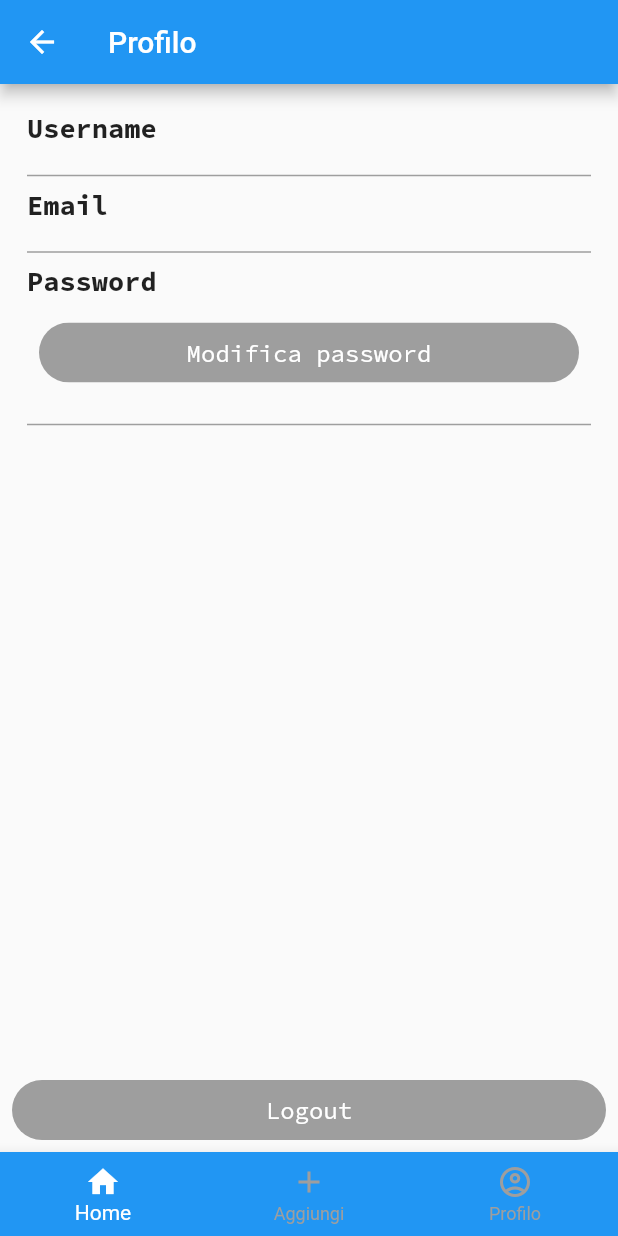
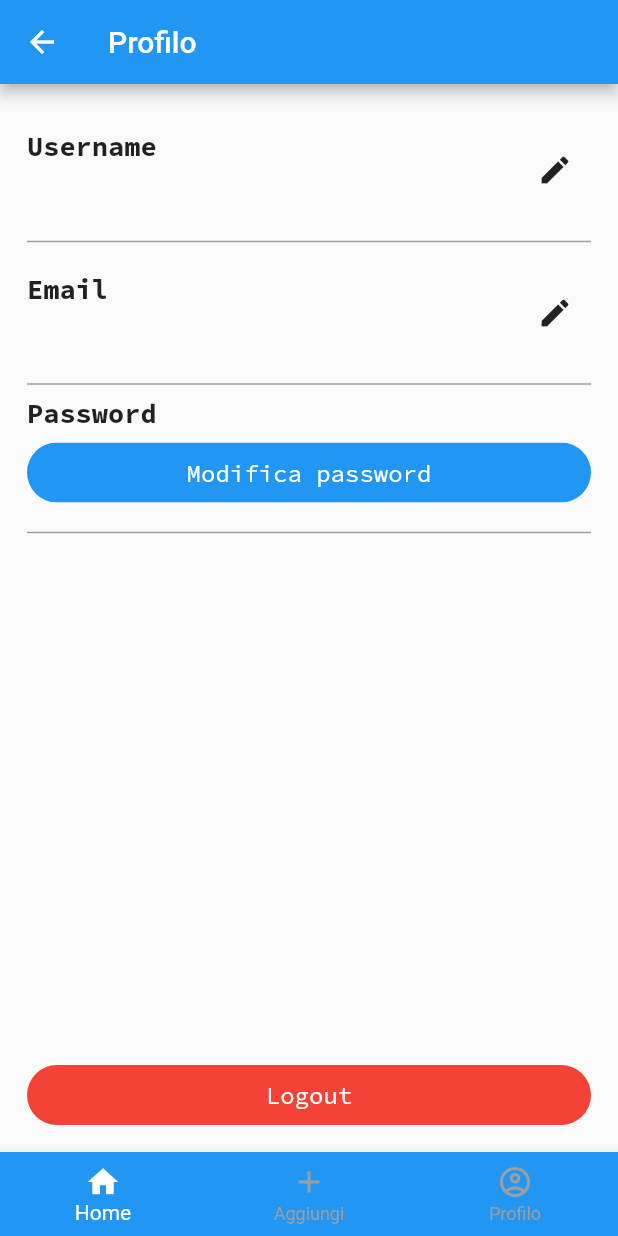
Before and after one commit to bruzzers/SiumNotification, a Flutter app: the MainScreen screen opened by its route, swiped to page 3, on a phone screen of 412 x 824 dp. Run offline on Flutter 3.47's test engine with Material 2 defaults, Android fonts, the phone set to English and light mode, and no system bars; our stand-ins replace bloc, cloud_firestore, easy_localization, equatable, firebase_auth, firebase_core and 5 more; accounts and stored records are empty; project files that could hold a hidden picture were left out.

Commit message:
start editing screen

```diff
--- a/sium_notification/lib/core/component/sium_button.dart
+++ b/sium_notification/lib/core/component/sium_button.dart
@@ -20,9 +20,7 @@
 
   @override
   Widget build(BuildContext context) {
-    return Padding(
-      padding: const EdgeInsets.all(8.0),
-      child: Material(
+    return Material(
       type: MaterialType.transparency,
       child: Ink(
         width: buttonWidth,
@@ -42,7 +40,6 @@
           ),
         ),
       ),
-      ),
     );
   }
 }
--- a/sium_notification/lib/features/profile/presentation/component/profile_password_item.dart
+++ b/sium_notification/lib/features/profile/presentation/component/profile_password_item.dart
@@ -5,19 +5,27 @@
 import 'package:sium_notification/core/constants/text_styles.dart';
 
 class ProfilePasswordItem extends StatelessWidget{
+  final VoidCallback onTap;
+  final bool isEditing;
   @override
   Widget build(BuildContext context) {
     return Column(
       crossAxisAlignment: CrossAxisAlignment.start,
-      children: const [
-        SiumText("Password", style: sium18Bold,),
+      children: [
+        const SiumText("Password", style: sium18Bold,),
+        if(isEditing)
+          TextFormField(),
         Padding(
-          padding: EdgeInsets.only(top: 8.0),
-          child: SiumButton(color: Colors.blue, text: "Modifica password"),
+          padding: const EdgeInsets.only(top: 8.0),
+          child: SiumButton(color: Colors.blue, text: isEditing ? "Salva nuova password" : "Modifica password", onTap: onTap,),
         ),
-        Padding(padding: EdgeInsets.only(top: 12.0), child: Divider(color: Colors.grey, thickness: 1.0,))
+        const Padding(padding: EdgeInsets.only(top: 12.0), child: Divider(color: Colors.grey, thickness: 1.0,))
       ],
     );
   }
 
+  const ProfilePasswordItem({
+    required this.onTap,
+    required this.isEditing,
+  });
 }
--- a/sium_notification/lib/features/profile/presentation/component/profile_text_item.dart
+++ b/sium_notification/lib/features/profile/presentation/component/profile_text_item.dart
@@ -6,22 +6,40 @@
 class ProfileTextItem extends StatelessWidget {
   final String title;
   final String value;
+  final VoidCallback onTap;
+  final bool isEditing;
 
   @override
   Widget build(BuildContext context) {
     return Column(
+      children: [
+        Padding(
+          padding: const EdgeInsets.only(top: 12.0),
+          child: Row(
+            children: [
+              Expanded(
+                child: Column(
                   crossAxisAlignment: CrossAxisAlignment.start,
                   children: [
                     SiumText(
                       title,
                       style: sium18Bold,
                     ),
-        if (value.isNotEmpty)
+                    if(isEditing)
+                      TextFormField()
+                    else
                     Padding(
                       padding: const EdgeInsets.only(top: 12.0),
                       child: SiumText(
                         value,
                         style: sium16Regular,
+                      ),
+                    ),
+                  ],
+                ),
+              ),
+              IconButton(onPressed: onTap, icon: const Icon(Icons.edit))
+            ],
           ),
         ),
         const Padding(
@@ -38,5 +56,7 @@
   const ProfileTextItem({
     required this.title,
     required this.value,
+    required this.onTap,
+    required this.isEditing,
   });
 }
--- a/sium_notification/lib/features/profile/presentation/cubit/profile_cubit.dart
+++ b/sium_notification/lib/features/profile/presentation/cubit/profile_cubit.dart
@@ -1,4 +1,5 @@
 import 'package:firebase_auth/firebase_auth.dart';
+import 'package:get/get.dart';
 import 'package:sium_notification/core/state_management/base_cubit.dart';
 
 import '../../repository/profile_repository.dart';
@@ -20,4 +21,37 @@
 
     emit(state.copyWith(isLoading: false));
   }
+
+  void setEditEmail(bool editing){
+    emit(state.copyWith(isEditingEmail: editing));
+  }
+
+  void setEditUsername(bool editing){
+    emit(state.copyWith(isEditingUsername: editing));
+  }
+
+  void setEditPassword(bool editing){
+    emit(state.copyWith(isEditingPsw: editing));
+  }
+
+  Future<void> updateEmail(String? email) async{
+    emit(state.copyWith(isLoading: true));
+
+    final res = await repository.updateEmail(email);
+
+    if(res){
+      await onInit();
+    }else{
+      Get.snackbar("Errore", "Impossibile modificare l'email, riprovare più tardi");
+      emit(state.copyWith(isLoading: false));
+    }
+  }
+
+  Future<void> updateUsername(String? username) async{
+
+  }
+
+  Future<void> updatePassword(String? password) async{
+
+  }
 }
--- a/sium_notification/lib/features/profile/presentation/cubit/profile_state.dart
+++ b/sium_notification/lib/features/profile/presentation/cubit/profile_state.dart
@@ -1,22 +1,34 @@
 part of 'profile_cubit.dart';
 
 class ProfileState extends BaseState{
+  final bool? isEditingEmail;
+  final bool? isEditingPsw;
+  final bool? isEditingUsername;
   final User? user;
   final bool? isLoading;
   @override
   // TODO: implement props
-  List<Object?> get props => [user, isLoading];
+  List<Object?> get props => [user, isLoading, isEditingEmail, isEditingPsw, isEditingUsername];
 
   ProfileState({
+    this.isEditingEmail,
+    this.isEditingPsw,
+    this.isEditingUsername,
     this.user,
     this.isLoading,
   });
 
   ProfileState copyWith({
+    bool? isEditingEmail,
+    bool? isEditingPsw,
+    bool? isEditingUsername,
     User? user,
     bool? isLoading,
   }) {
     return ProfileState(
+      isEditingEmail: isEditingEmail ?? this.isEditingEmail,
+      isEditingPsw: isEditingPsw ?? this.isEditingPsw,
+      isEditingUsername: isEditingUsername ?? this.isEditingUsername,
       user: user ?? this.user,
       isLoading: isLoading ?? this.isLoading,
     );
--- a/sium_notification/lib/features/profile/presentation/screen/profile_screen.dart
+++ b/sium_notification/lib/features/profile/presentation/screen/profile_screen.dart
@@ -7,33 +7,66 @@
 import 'package:sium_notification/features/profile/presentation/component/profile_text_item.dart';
 import 'package:sium_notification/features/profile/presentation/cubit/profile_cubit.dart';
 
-class ProfileScreen extends StatelessWidget{
+class ProfileScreen extends StatelessWidget {
   @override
   Widget build(BuildContext context) {
-    return BlocBuilder<ProfileCubit, ProfileState>(builder: (context, state){
-      return SiumBaseScreen(body: SafeArea(
+    return BlocBuilder<ProfileCubit, ProfileState>(builder: (context, state) {
+      return SiumBaseScreen(
+          body: SafeArea(
             child: Column(
               children: [
                 Expanded(
                   child: SingleChildScrollView(
                     child: Padding(
-                  padding: const EdgeInsets.only(top: 18.0, left: 18.0, right: 18.0),
+                      padding: const EdgeInsets.only(
+                          top: 18.0, left: 18.0, right: 18.0),
                       child: Column(
                         crossAxisAlignment: CrossAxisAlignment.start,
                         children: [
-                      ProfileTextItem(title: "Username", value: state.user?.displayName ?? ""),
-                      ProfileTextItem(title: "Email", value: state.user?.email ?? ""),
-                      ProfilePasswordItem()
+                          ProfileTextItem(
+                            title: "Username",
+                            value: state.user?.displayName ?? "",
+                            onTap: () => context
+                                .read<ProfileCubit>()
+                                .setEditUsername(
+                                    !(state.isEditingUsername ?? false)),
+                            isEditing: state.isEditingUsername ?? false,
+                          ),
+                          ProfileTextItem(
+                            title: "Email",
+                            value: state.user?.email ?? "",
+                            onTap: () => context
+                                .read<ProfileCubit>()
+                                .setEditEmail(
+                                    !(state.isEditingEmail ?? false)),
+                            isEditing: state.isEditingEmail ?? false,
+                          ),
+                          ProfilePasswordItem(
+                            onTap: () => context
+                                .read<ProfileCubit>()
+                                .setEditPassword(
+                                    !(state.isEditingPsw ?? false)),
+                            isEditing: state.isEditingPsw ?? false,
+                          )
                         ],
                       ),
                     ),
                   ),
                 ),
-            const SiumButton(color: Colors.red, text: "Logout")
+                Padding(
+                  padding: const EdgeInsets.only(
+                      bottom: 18.0, left: 18.0, right: 18.0),
+                  child: SiumButton(
+                    color: Colors.red,
+                    text: "Logout",
+                    onTap: () {},
+                  ),
+                )
               ],
             ),
-      ), title: "Profilo", loading: state.isLoading);
+          ),
+          title: "Profilo",
+          loading: state.isLoading);
     });
   }
-
 }
--- a/sium_notification/lib/features/profile/repository/profile_repository.dart
+++ b/sium_notification/lib/features/profile/repository/profile_repository.dart
@@ -2,4 +2,5 @@
 
 abstract class ProfileRepository{
   Future<User?> getCurrentUser();
+  Future<bool> updateEmail(String? email);
 }
--- a/sium_notification/lib/features/profile/repository/profile_repository_impl.dart
+++ b/sium_notification/lib/features/profile/repository/profile_repository_impl.dart
@@ -11,4 +11,9 @@
   Future<User?> getCurrentUser() async{
     return firebaseUtils.getCurrentUser();
   }
+
+  @override
+  Future<bool> updateEmail(String? email) async {
+    return await firebaseUtils.editEmail(email);
+  }
 }
--- a/sium_notification/lib/utils/firebase/firebase_utils.dart
+++ b/sium_notification/lib/utils/firebase/firebase_utils.dart
@@ -10,4 +10,5 @@
   Future<List<NotificationModel>> getNotificationList();
   Future<void> addNotification();
   User? getCurrentUser();
+  Future<bool> editEmail(String? email);
 }
--- a/sium_notification/lib/utils/firebase/firebase_utils_impl.dart
+++ b/sium_notification/lib/utils/firebase/firebase_utils_impl.dart
@@ -101,4 +101,16 @@
     return firebase.currentUser;
   }
 
+  @override
+  Future<bool> editEmail(String? email) async {
+    final firebase = FirebaseAuth.instance;
+
+    if(email?.isNotEmpty == true && email != null) {
+      await firebase.currentUser?.updateEmail(email);
+      return firebase.currentUser?.email == email;
+    }else{
+      return false;
+    }
+  }
+
 }
```
Lines whose indentation alone changed are shown as unchanged.
